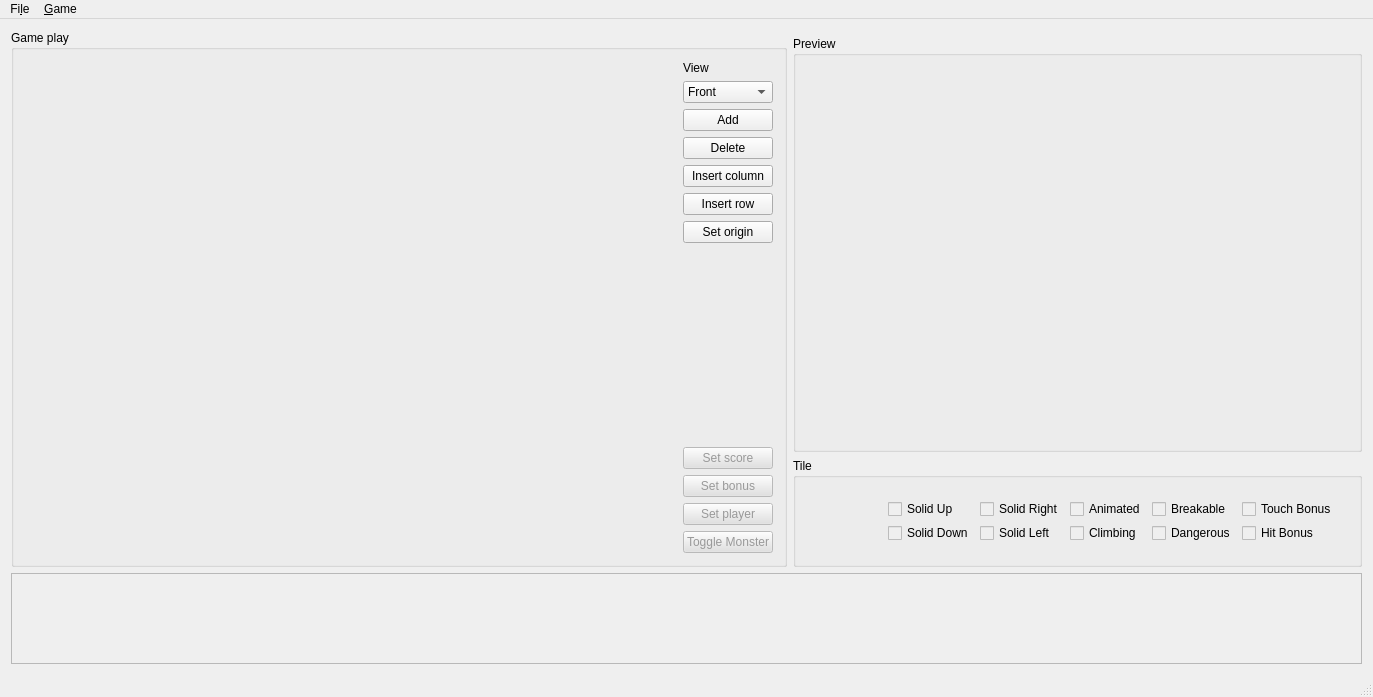
This is levelEdit/CMainWindow.ui in clebail/tilegame as Qt 5 draws it before an edit. The edited form follows.
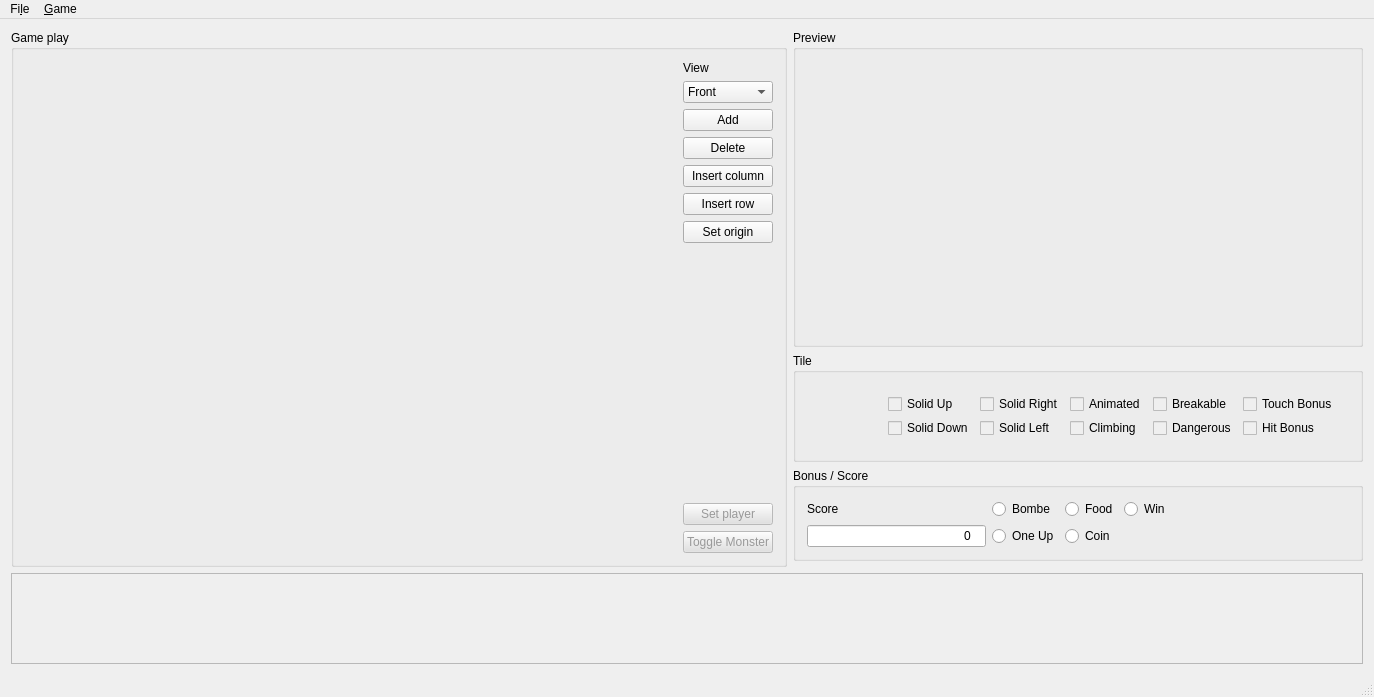
This is the edited form. Icons and pictures are not drawn. Custom widgets are drawn as their Qt base class.

Commit message: levelEdit monsterPos + tileGame interface

Patch:
```diff
--- a/levelEdit/CMainWindow.ui
+++ b/levelEdit/CMainWindow.ui
@@ -6,7 +6,7 @@
    <rect>
     <x>0</x>
     <y>0</y>
-    <width>1366</width>
+    <width>1374</width>
     <height>697</height>
    </rect>
   </property>
@@ -172,38 +172,6 @@
                </property>
               </spacer>
              </item>
-             <item>
-              <widget class="QPushButton" name="pbSetScore">
-               <property name="enabled">
-                <bool>false</bool>
-               </property>
-               <property name="styleSheet">
-                <string notr="true">QPushButton:disabled {
-	background-color: #e1e1e1;
-	color: #999;
-}</string>
-               </property>
-               <property name="text">
-                <string>Set score</string>
-               </property>
-              </widget>
-             </item>
-             <item>
-              <widget class="QPushButton" name="pbSetBonus">
-               <property name="enabled">
-                <bool>false</bool>
-               </property>
-               <property name="styleSheet">
-                <string notr="true">QPushButton:disabled {
-	background-color: #e1e1e1;
-	color: #999;
-}</string>
-               </property>
-               <property name="text">
-                <string>Set bonus</string>
-               </property>
-              </widget>
-             </item>
              <item>
               <widget class="QPushButton" name="pbSetPlayer">
                <property name="enabled">
@@ -257,13 +225,13 @@
            <number>0</number>
           </property>
           <property name="topMargin">
-           <number>6</number>
+           <number>0</number>
           </property>
           <property name="rightMargin">
            <number>0</number>
           </property>
           <property name="bottomMargin">
-           <number>0</number>
+           <number>6</number>
           </property>
           <item>
            <widget class="QGroupBox" name="groupBox_2">
@@ -538,6 +506,89 @@
             </layout>
            </widget>
           </item>
+          <item>
+           <widget class="QGroupBox" name="gbScore">
+            <property name="sizePolicy">
+             <sizepolicy hsizetype="Preferred" vsizetype="Fixed">
+              <horstretch>0</horstretch>
+              <verstretch>0</verstretch>
+             </sizepolicy>
+            </property>
+            <property name="title">
+             <string>Bonus / Score</string>
+            </property>
+            <layout class="QGridLayout" name="gridLayout_3">
+             <item row="0" column="1">
+              <widget class="QRadioButton" name="rbBombe">
+               <property name="text">
+                <string>Bombe</string>
+               </property>
+              </widget>
+             </item>
+             <item row="0" column="0">
+              <widget class="QLabel" name="label_2">
+               <property name="text">
+                <string>Score</string>
+               </property>
+              </widget>
+             </item>
+             <item row="1" column="0">
+              <widget class="QLineEdit" name="leScore">
+               <property name="inputMask">
+                <string>9999</string>
+               </property>
+               <property name="text">
+                <string>0</string>
+               </property>
+               <property name="alignment">
+                <set>Qt::AlignRight|Qt::AlignTrailing|Qt::AlignVCenter</set>
+               </property>
+              </widget>
+             </item>
+             <item row="1" column="3">
+              <widget class="QRadioButton" name="rbCoin">
+               <property name="text">
+                <string>Coin</string>
+               </property>
+              </widget>
+             </item>
+             <item row="1" column="1">
+              <widget class="QRadioButton" name="rbOneUp">
+               <property name="text">
+                <string>One Up</string>
+               </property>
+              </widget>
+             </item>
+             <item row="0" column="3">
+              <widget class="QRadioButton" name="rbFood">
+               <property name="text">
+                <string>Food</string>
+               </property>
+              </widget>
+             </item>
+             <item row="0" column="5">
+              <spacer name="horizontalSpacer">
+               <property name="orientation">
+                <enum>Qt::Horizontal</enum>
+               </property>
+               <property name="sizeHint" stdset="0">
+                <size>
+                 <width>40</width>
+                 <height>20</height>
+                </size>
+               </property>
+              </spacer>
+             </item>
+             <item row="0" column="4">
+              <widget class="QRadioButton" name="rbWin">
+               <property name="text">
+                <string>Win</string>
+               </property>
+              </widget>
+             </item>
+            </layout>
+           </widget>
+          </item>
          </layout>
         </widget>
        </item>
@@ -568,8 +619,8 @@
     <rect>
      <x>0</x>
      <y>0</y>
-     <width>1366</width>
-     <height>29</height>
+     <width>1374</width>
+     <height>18</height>
     </rect>
    </property>
    <widget class="QMenu" name="menuFile">
```
The commit also changes 13 other files.
